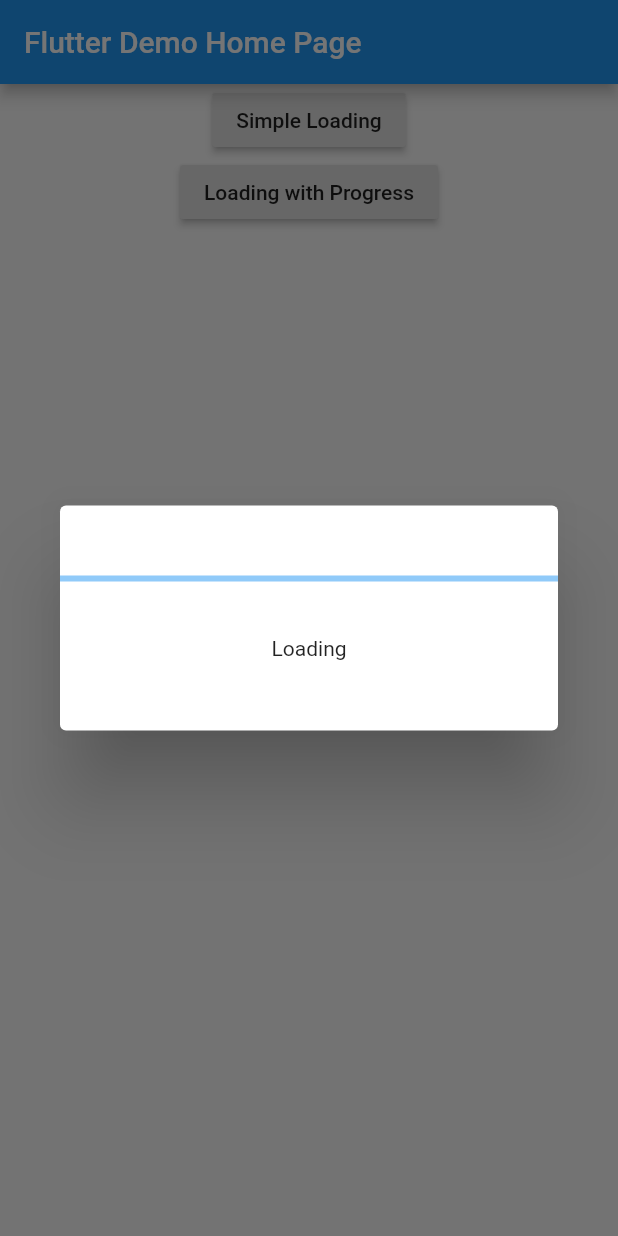
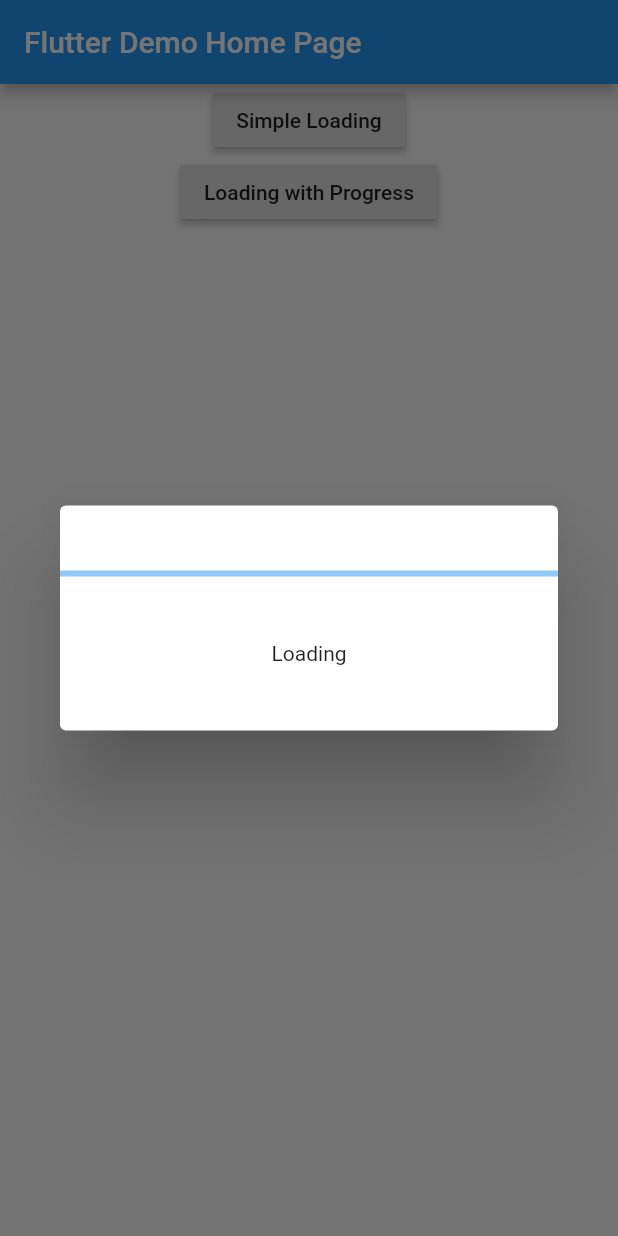
Before and after one commit to MSVCode/learn_flutter_by_example, a Flutter app: the screen it shows after launch, after a tap on "Loading with Progress", on a phone screen of 412 x 824 dp. Run offline on Flutter 3.47's test engine with Material 2 defaults, Android fonts, the phone set to English and light mode, and no system bars.

Commit message:
- Removed unused widget in LoadingDialog

```diff
--- a/custom_loading_dialog/lib/widget/LoadingDialog.dart
+++ b/custom_loading_dialog/lib/widget/LoadingDialog.dart
@@ -36,21 +36,12 @@ class LoadingDialogState extends State<LoadingDialog> {
             mainAxisSize: MainAxisSize.min,
             mainAxisAlignment: MainAxisAlignment.spaceEvenly,
             children: <Widget>[
-              SizedBox(
-                height: 30,
-              ),
               widget.progressBar == true
                   ? LinearProgressIndicator(
                       value: progress,
                     )
                   : CircularProgressIndicator(),
-              SizedBox(
-                height: 20,
-              ),
               Text("Loading"),
-              SizedBox(
-                height: 30,
-              ),
             ],
           ),
         ),
```
